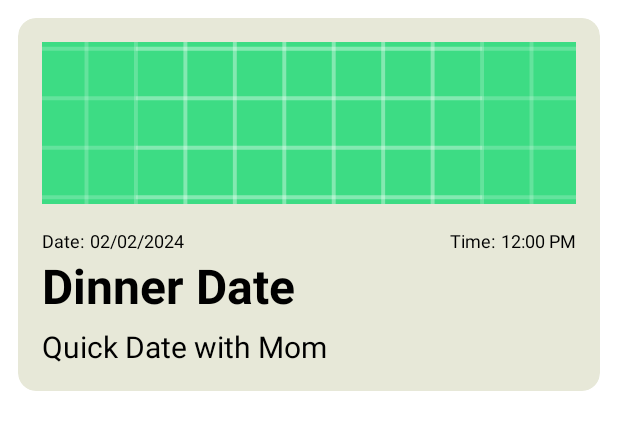
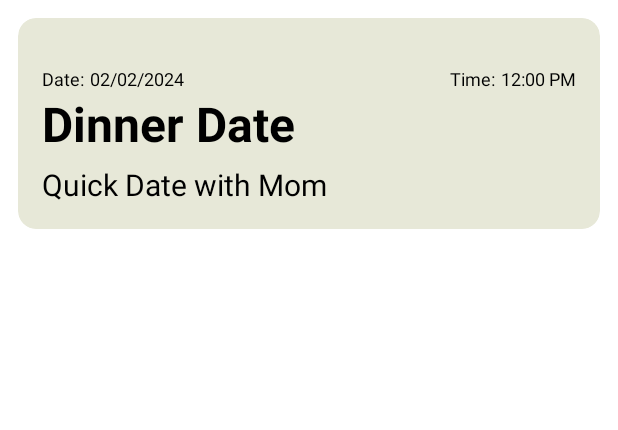
Before and after one commit to ChonMatthew/Jurnal, an Android app: the layout custom_row.xml on its own in the app's theme, with its tools: preview values and no code run, on a phone screen of 412 x 824 dp. Shown: the top 430 px of the screen. Run offline under Robolectric (Android 15) with nearby library versions, the phone set to English and light mode, and no system bars; Roboto replaces fonts that are not available here.

Commit message:
Cleanup
Jurnal v.3.1

```diff
--- a/app/src/main/res/layout/custom_row.xml
+++ b/app/src/main/res/layout/custom_row.xml
@@ -24,7 +24,6 @@
                 android:id="@+id/rowImage"
                 android:layout_width="match_parent"
                 android:layout_height="wrap_content"
-                android:src="@drawable/ic_launcher_background"
                 android:contentDescription="@string/description_row_image"
                 app:layout_constraintTop_toTopOf="parent"
                 android:scaleType="centerCrop"
```
